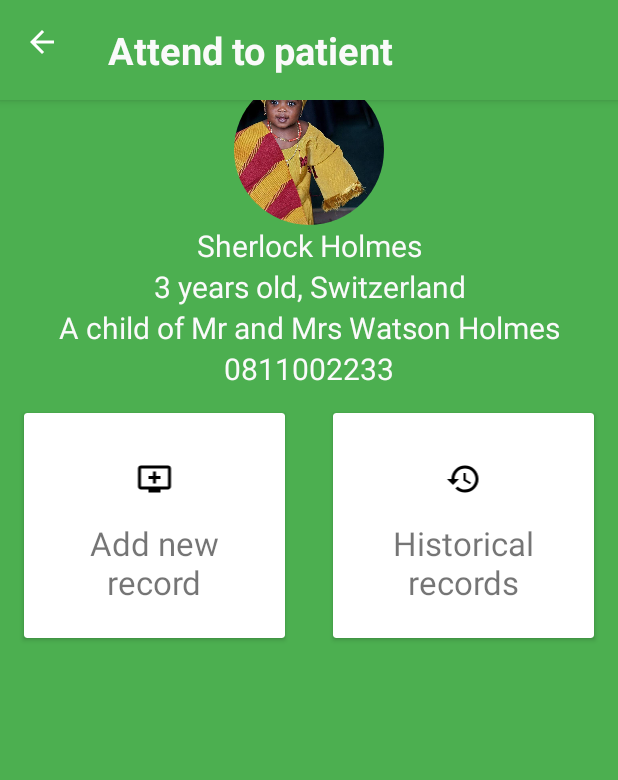
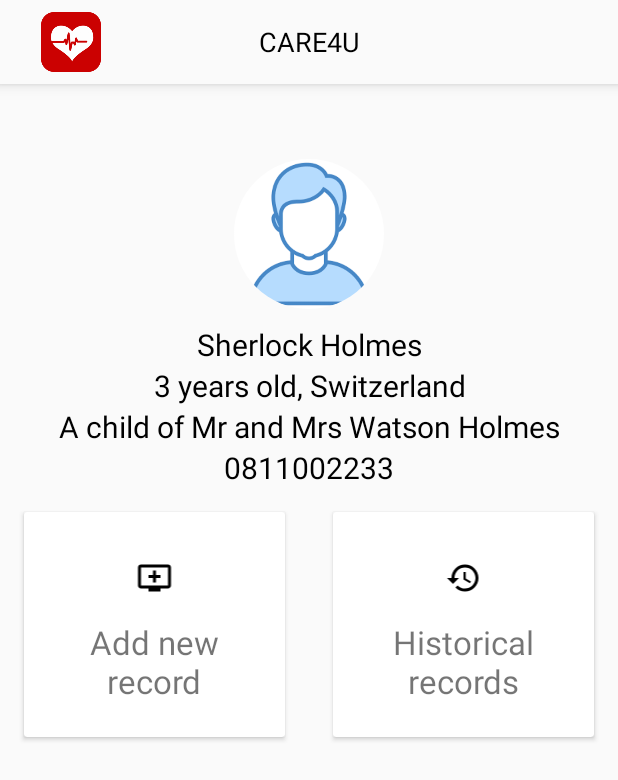
Before and after one commit to rafay-ah/Care4U, an Android app: the AttendNewPatient screen opened directly, with no data from a screen before it, on a phone screen of 412 x 824 dp. Shown: the top 780 px of the screen. Run offline under Robolectric (Android 15) with nearby library versions, the phone set to English and light mode, and no system bars; our stand-ins replace CircleImageView; 5 statements that could not run were skipped.

Commit message:
Patient Profile added

```diff
--- a/app/src/main/java/com/innova/care4u/AttendNewPatient.java
+++ b/app/src/main/java/com/innova/care4u/AttendNewPatient.java
@@ -7,13 +7,20 @@ import androidx.appcompat.app.AppCompatActivity;
 import androidx.annotation.Nullable;
 import android.view.View;
 import android.widget.LinearLayout;
+import android.widget.TextView;
+import android.widget.Toast;
+
+import com.innova.care4u.Model.Patient;
 
 
 public class AttendNewPatient extends AppCompatActivity {
+    Patient selectedPatient;
     @Override
     protected void onCreate(@Nullable Bundle savedInstanceState) {
         super.onCreate(savedInstanceState);
         setContentView(R.layout.attend_to_patient);
+        getIntentData();
+        populatePatientDetails();
         LinearLayout linearLayoutOne = (LinearLayout)findViewById(R.id.newRecordsId);
         LinearLayout linearLayoutTwo = (LinearLayout)findViewById(R.id.historicalRecordsId);
         linearLayoutOne.setOnClickListener(new View.OnClickListener() {
@@ -33,4 +40,23 @@ public class AttendNewPatient extends AppCompatActivity {
     public void attendPatient(View view) {
         startActivity(new Intent(AttendNewPatient.this, MainActivity.class));
     }
+     void getIntentData()
+    {
+        selectedPatient = (Patient) getIntent().getSerializableExtra("patient");
+        Toast.makeText(AttendNewPatient.this, "Selected Patient : " +selectedPatient.Name,
+                Toast.LENGTH_LONG).show();
+    }
+
+    public void populatePatientDetails()
+    {
+        TextView name = findViewById(R.id.patient_name);
+        TextView address = findViewById(R.id.patient_address);
+        TextView parentName = findViewById(R.id.patient_parentname);
+        TextView phone = findViewById(R.id.patient_phonenumber);
+
+        name.setText(selectedPatient.Name);
+        address.setText(selectedPatient.Location);
+        parentName.setText(selectedPatient.ParentName);
+        phone.setText(selectedPatient.Phone);
+    }
 }
--- a/app/src/main/java/com/innova/care4u/ViewPatients.java
+++ b/app/src/main/java/com/innova/care4u/ViewPatients.java
@@ -44,6 +44,7 @@ public class ViewPatients extends AppCompatActivity {
         super.onCreate(savedInstanceState);
         setContentView(R.layout.activity_view_patients);
         loadToolabar();
+
         patientDB = new PatientDB(this);
 
         renderPatientview();
@@ -120,8 +121,8 @@ public class ViewPatients extends AppCompatActivity {
                 Log.d("ViewPatients", "onClick()");
                 mCurrPatient = patlist.get(position);
                 if (!mCurrPatient.Name.equals("Empty")) {
-                    Intent intent = new Intent(ViewPatients.this, HistoryActivity.class);
-//                    intent.putExtra("patient", mCurrPatient);
+                    Intent intent = new Intent(ViewPatients.this, AttendNewPatient.class);
+                    intent.putExtra("patient", mCurrPatient);
 //                    intent.putExtra("doctor", mDoctor);
                     startActivity(intent);
                 }
--- a/app/src/main/res/layout-v16/attend_to_patient.xml
+++ b/app/src/main/res/layout-v16/attend_to_patient.xml
@@ -2,63 +2,28 @@
 <androidx.constraintlayout.widget.ConstraintLayout xmlns:android="http://schemas.android.com/apk/res/android"
     android:layout_width="match_parent"
     android:layout_height="match_parent"
-    android:background="@color/PPR_BLUE400"
     xmlns:app="http://schemas.android.com/apk/res-auto">
+    <include
+        android:id="@+id/attendPatient_toolbar"
+        layout="@layout/toolbar"/>
 
-    <com.google.android.material.appbar.AppBarLayout
-        android:layout_width="match_parent"
-        android:layout_height="wrap_content"
-        android:background="@color/PPR_BLUE400"
-        app:layout_constraintTop_toTopOf="parent"
-        android:id="@+id/toolbar">
-
-        <com.google.android.material.appbar.CollapsingToolbarLayout
-            android:layout_width="match_parent"
-            android:layout_height="wrap_content">
-
-            <LinearLayout
-                android:layout_width="match_parent"
-                android:layout_height="wrap_content"
-                android:orientation="horizontal">
-
-                <ImageView
-                    android:layout_width="wrap_content"
-                    android:layout_height="wrap_content"
-                    android:padding="16dp"
-                    android:id="@+id/backFromAttendPatient"
-                    android:onClick="attendPatient"
-                    app:srcCompat="@drawable/ic_arrow_back_white_24dp" />
-
-                <TextView
-                    android:layout_width="match_parent"
-                    android:layout_height="wrap_content"
-                    android:padding="16dp"
-                    android:text="Attend to patient"
-                    android:textColor="@color/white"
-                    android:textSize="25sp"
-                    android:textStyle="bold" />
-            </LinearLayout>
-        </com.google.android.material.appbar.CollapsingToolbarLayout >
-    </com.google.android.material.appbar.AppBarLayout>
-
-    <androidx.core.widget.NestedScrollView
-        android:id="@+id/nestedScrollView"
-        android:layout_width="match_parent"
-        android:layout_height="match_parent"
-        app:layout_behavior="@string/appbar_scrolling_view_behavior"
-        >
 
         <LinearLayout
+
+            app:layout_constraintTop_toBottomOf="@id/attendPatient_toolbar"
             android:layout_width="match_parent"
-            android:layout_height="match_parent"
-            android:orientation="vertical">
+            android:layout_height="wrap_content"
+            android:orientation="vertical"
+            >
 
             <de.hdodenhof.circleimageview.CircleImageView
+
                 android:layout_width="100dp"
                 android:layout_height="100dp"
                 android:layout_gravity="center"
                 android:layout_marginTop="50dp"
-                android:src="@drawable/bella" />
+                android:src="@drawable/man"
+                android:layout_marginBottom="10dp"/>
 
             <TextView
                 android:layout_width="match_parent"
@@ -66,7 +31,8 @@
                 android:layout_gravity="center"
                 android:gravity="center_horizontal"
                 android:text="Sherlock Holmes"
-                android:textColor="@color/white"
+                android:id="@+id/patient_name"
+                android:textColor="@color/black"
                 android:textSize="20sp" />
 
             <TextView
@@ -75,7 +41,8 @@
                 android:layout_gravity="center"
                 android:gravity="center_horizontal"
                 android:text="3 years old, Switzerland"
-                android:textColor="@color/white"
+                android:textColor="@color/black"
+                android:id="@+id/patient_address"
                 android:textSize="20sp" />
 
             <TextView
@@ -84,8 +51,9 @@
                 android:layout_gravity="center"
                 android:gravity="center_horizontal"
                 android:text="A child of Mr and Mrs Watson Holmes"
-                android:textColor="@color/white"
-                android:textSize="20sp" />
+                android:textColor="@color/black"
+                android:textSize="20sp"
+                android:id="@+id/patient_parentname"/>
 
             <TextView
                 android:layout_width="match_parent"
@@ -93,9 +61,10 @@
                 android:layout_gravity="center"
                 android:gravity="center_horizontal"
                 android:text="0811002233"
-                android:textColor="@color/white"
+                android:textColor="@color/black"
                 android:textIsSelectable="true"
-                android:textSize="20sp" />
+                android:textSize="20sp"
+                android:id="@+id/patient_phonenumber"/>
 
             <LinearLayout
                 android:layout_width="match_parent"
@@ -164,5 +133,4 @@
                 </androidx.cardview.widget.CardView>
             </LinearLayout>
         </LinearLayout>
-    </androidx.core.widget.NestedScrollView>
 </androidx.constraintlayout.widget.ConstraintLayout>
--- a/app/src/main/res/layout-v16/toolbar.xml
+++ b/app/src/main/res/layout-v16/toolbar.xml
@@ -43,6 +43,7 @@
         android:src="@drawable/logout"
         android:padding="10dp"
         android:onClick="Signout"
+        android:visibility="gone"
         />
 
     <ImageView
@@ -54,6 +55,7 @@
         android:src="@drawable/key"
         android:layout_marginEnd="@dimen/activity_horizontal_margin"
         android:onClick="generateQr"
+        android:visibility="gone"
         />
 
 </androidx.appcompat.widget.Toolbar>
--- a/app/src/main/res/layout/attend_to_patient.xml
+++ b/app/src/main/res/layout/attend_to_patient.xml
@@ -2,64 +2,28 @@
 <androidx.constraintlayout.widget.ConstraintLayout xmlns:android="http://schemas.android.com/apk/res/android"
     android:layout_width="match_parent"
     android:layout_height="match_parent"
-    android:background="@color/PPR_BLUE400"
-    xmlns:app="http://schemas.android.com/apk/res-auto"
+    xmlns:app="http://schemas.android.com/apk/res-auto">
+    <include
+        android:id="@+id/attendPatient_toolbar"
+        layout="@layout/toolbar"/>
+
+
+    <LinearLayout
+
+        app:layout_constraintTop_toBottomOf="@id/attendPatient_toolbar"
+        android:layout_width="match_parent"
+        android:layout_height="wrap_content"
+        android:orientation="vertical"
         >
 
-    <com.google.android.material.appbar.AppBarLayout
-        android:layout_width="match_parent"
-        android:layout_height="wrap_content"
-        android:background="@color/PPR_BLUE400"
-        app:layout_constraintTop_toTopOf="parent"
-        android:id="@+id/toolbar">
+        <de.hdodenhof.circleimageview.CircleImageView
 
-        <com.google.android.material.appbar.CollapsingToolbarLayout
-            android:layout_width="match_parent"
-            android:layout_height="wrap_content">
-
-            <LinearLayout
-                android:layout_width="match_parent"
-                android:layout_height="wrap_content"
-                android:orientation="horizontal">
-
-                <ImageView
-                    android:layout_width="wrap_content"
-                    android:layout_height="wrap_content"
-                    android:padding="16dp"
-                    android:id="@+id/backFromAttendPatient"
-                    android:onClick="attendPatient"
-                    app:srcCompat="@drawable/ic_arrow_back_white_24dp" />
-
-                <TextView
-                    android:layout_width="match_parent"
-                    android:layout_height="wrap_content"
-                    android:padding="16dp"
-                    android:text="Attend to patient"
-                    android:textColor="@color/white"
-                    android:textSize="25sp"
-                    android:textStyle="bold" />
-            </LinearLayout>
-        </com.google.android.material.appbar.CollapsingToolbarLayout >
-    </com.google.android.material.appbar.AppBarLayout>
-
-    <androidx.core.widget.NestedScrollView
-        android:id="@+id/nestedScrollView"
-        android:layout_width="match_parent"
-        android:layout_height="match_parent"
-        app:layout_behavior="@string/appbar_scrolling_view_behavior"
-        >
-
-        <LinearLayout
-            android:layout_width="match_parent"
-            android:layout_height="match_parent"
-            android:orientation="vertical">
-
-            <de.hdodenhof.circleimageview.CircleImageView
             android:layout_width="100dp"
             android:layout_height="100dp"
             android:layout_gravity="center"
             android:layout_marginTop="50dp"
-                android:src="@drawable/bella" />
+            android:src="@drawable/man"
+            android:layout_marginBottom="10dp"/>
 
         <TextView
             android:layout_width="match_parent"
@@ -67,7 +31,8 @@
             android:layout_gravity="center"
             android:gravity="center_horizontal"
             android:text="Sherlock Holmes"
-                android:textColor="@color/white"
+            android:id="@+id/patient_name"
+            android:textColor="@color/black"
             android:textSize="20sp" />
 
         <TextView
@@ -76,7 +41,8 @@
             android:layout_gravity="center"
             android:gravity="center_horizontal"
             android:text="3 years old, Switzerland"
-                android:textColor="@color/white"
+            android:textColor="@color/black"
+            android:id="@+id/patient_address"
             android:textSize="20sp" />
 
         <TextView
@@ -85,8 +51,9 @@
             android:layout_gravity="center"
             android:gravity="center_horizontal"
             android:text="A child of Mr and Mrs Watson Holmes"
-                android:textColor="@color/white"
-                android:textSize="20sp" />
+            android:textColor="@color/black"
+            android:textSize="20sp"
+            android:id="@+id/patient_parentname"/>
 
         <TextView
             android:layout_width="match_parent"
@@ -94,9 +61,10 @@
             android:layout_gravity="center"
             android:gravity="center_horizontal"
             android:text="0811002233"
-                android:textColor="@color/white"
+            android:textColor="@color/black"
             android:textIsSelectable="true"
-                android:textSize="20sp" />
+            android:textSize="20sp"
+            android:id="@+id/patient_phonenumber"/>
 
         <LinearLayout
             android:layout_width="match_parent"
@@ -165,5 +133,4 @@
             </androidx.cardview.widget.CardView>
         </LinearLayout>
     </LinearLayout>
-    </androidx.core.widget.NestedScrollView>
 </androidx.constraintlayout.widget.ConstraintLayout>
```
Also changed, not shown: app/src/main/java/com/innova/care4u/MainActivity.java (+18 -0 lines), app/src/main/res/layout/activity_view_patients.xml (+7 -9 lines), app/src/main/res/layout/pat_item_row.xml (+38 -8 lines), app/src/main/res/drawable-v24/arrow_right.png (added), app/src/main/res/drawable-v24/colour_person.png (added), app/src/main/res/drawable-v24/man.png (added), app/src/main/res/drawable-v24/person.png (added), app/src/main/res/drawable-v24/person_formal.png (added). Lines whose indentation alone changed are shown as unchanged.
